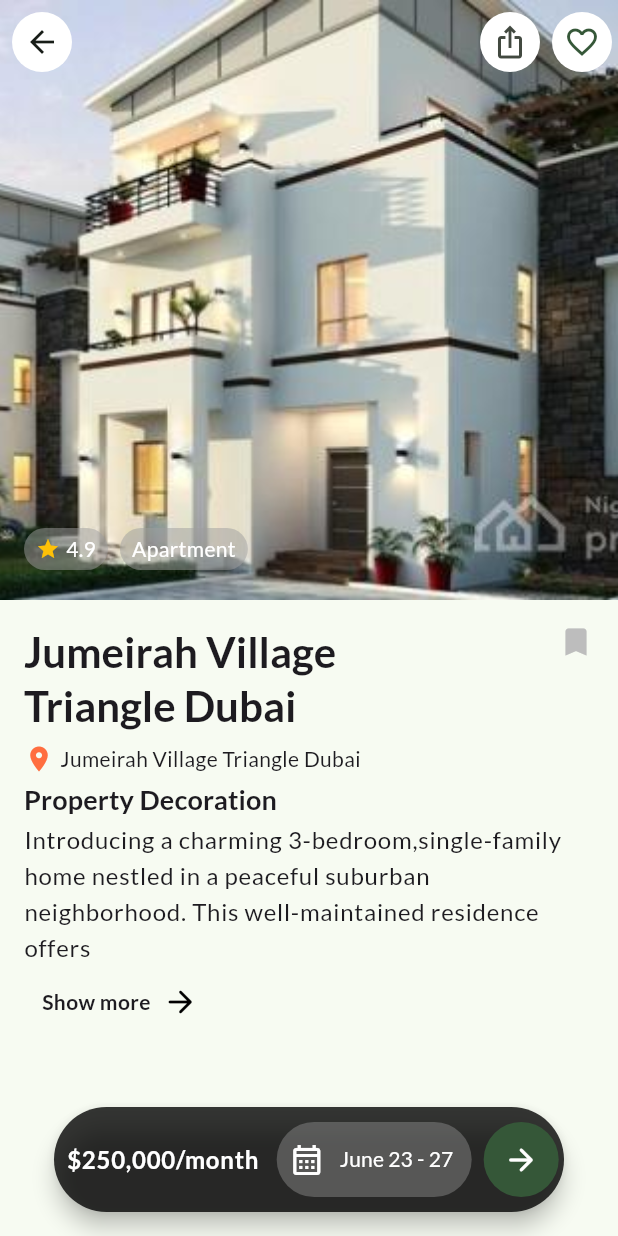
After one commit to techusman-codes/real_estate_UI, a Flutter app: the PropertyPage screen opened directly, on a phone screen of 412 x 824 dp. The commit adds this screen. Run offline on Flutter 3.47's test engine with Material 3 defaults, Android fonts, the phone set to English and light mode, and no system bars; our stand-ins replace google_fonts.

Commit message:
coplete the property_page

```diff
--- a/lib/screens/home_sreen.dart
+++ b/lib/screens/home_sreen.dart
@@ -1,6 +1,7 @@
 import 'package:flutter/material.dart';
 import 'package:real_estate_app/screens/property_card.dart';
 import 'package:real_estate_app/widgets/bottom_nav_bar.dart';
+import 'package:real_estate_app/widgets/property_page.dart';
 
 class HomePage extends StatefulWidget {
   const HomePage({super.key});
@@ -224,7 +225,18 @@ class _HomePageState extends State<HomePage> {
                           3,
                           (index) => Padding(
                             padding: EdgeInsetsGeometry.only(top: 12.0),
-                            child: PropertyCard(),
+                            child: PropertyCard(
+                              ontap: () {
+                                Navigator.push(
+                                  context,
+                                  MaterialPageRoute(
+                                    builder: (context) => PropertyPage(
+                                      image: 'assets/images/img1.jpg',
+                                    ),
+                                  ),
+                                );
+                              },
+                            ),
                           ),
                         ),
                       ],
--- a/lib/screens/property_card.dart
+++ b/lib/screens/property_card.dart
@@ -1,12 +1,14 @@
 import 'package:flutter/material.dart';
 
 class PropertyCard extends StatelessWidget {
-  const PropertyCard({super.key});
-
+  const PropertyCard({super.key, this.ontap});
+final void Function()? ontap;
   @override
   Widget build(BuildContext context) {
     final theme = Theme.of(context);
-    return Container(
+    return InkWell(
+      onTap:ontap ,
+      child: Container(
         decoration: BoxDecoration(
           color: Colors.white,
           borderRadius: BorderRadius.circular(20),
@@ -110,7 +112,11 @@ class PropertyCard extends StatelessWidget {
                   SizedBox(height: 8),
                   Row(
                     children: [
-                    Icon(Icons.location_on, color: Colors.deepOrange, size: 18),
+                      Icon(
+                        Icons.location_on,
+                        color: Colors.deepOrange,
+                        size: 18,
+                      ),
                       Text(
                         "off sixway roundabout, byepass (5.1KM)",
                         style: theme.textTheme.bodyMedium?.copyWith(
@@ -137,6 +143,7 @@ class PropertyCard extends StatelessWidget {
             ),
           ],
         ),
+      ),
     );
   }
 }
--- /dev/null
+++ b/lib/widgets/property_page.dart
@@ -0,0 +1,214 @@
+import 'package:flutter/material.dart';
+
+class PropertyPage extends StatelessWidget {
+  const PropertyPage({super.key, required this.image});
+
+  final String image;
+
+  @override
+  Widget build(BuildContext context) {
+    final theme = Theme.of(context);
+    return Scaffold(
+      body: CustomScrollView(
+        slivers: [
+          SliverAppBar(
+            expandedHeight: 400,
+            flexibleSpace: FlexibleSpaceBar(
+              background: Stack(
+                fit: StackFit.expand,
+                children: [
+                  Image.asset(image, fit: BoxFit.cover),
+                  Positioned(
+                    bottom: 20,
+                    left: 16,
+                    child: Row(
+                      children: [
+                        Container(
+                          padding: EdgeInsets.symmetric(
+                            horizontal: 8,
+                            vertical: 4,
+                          ),
+                          decoration: BoxDecoration(
+                            color: Colors.grey.withOpacity(0.5),
+                            borderRadius: BorderRadius.circular(15),
+                          ),
+                          child: Row(
+                            children: [
+                              Icon(Icons.star, size: 16, color: Colors.amber),
+                              SizedBox(width: 4),
+                              Text(
+                                "4.9",
+                                style: theme.textTheme.bodyMedium?.copyWith(
+                                  color: Colors.white,
+                                ),
+                              ),
+                            ],
+                          ),
+                        ),
+                        SizedBox(width: 8),
+                        Container(
+                          padding: EdgeInsets.symmetric(
+                            horizontal: 8,
+                            vertical: 4,
+                          ),
+                          decoration: BoxDecoration(
+                            color: Colors.grey.withOpacity(0.5),
+                            borderRadius: BorderRadius.circular(15),
+                          ),
+                          child: Row(
+                            children: [
+                              Text(
+                                "Apartment",
+                                style: theme.textTheme.bodyMedium?.copyWith(
+                                  color: Colors.white,
+                                ),
+                              ),
+                            ],
+                          ),
+                        ),
+                      ],
+                    ),
+                  ),
+                ],
+              ),
+            ),
+            leading: IconButton(
+              onPressed: () => Navigator.pop(context),
+              icon: Icon(Icons.arrow_back),
+              style: ElevatedButton.styleFrom(backgroundColor: Colors.white),
+            ),
+            actions: [
+              IconButton(
+                onPressed: () {},
+                icon: Icon(Icons.ios_share),
+                style: ElevatedButton.styleFrom(backgroundColor: Colors.white),
+              ),
+              IconButton(
+                onPressed: () => {},
+                icon: Icon(Icons.favorite_outline, color: theme.primaryColor),
+                style: ElevatedButton.styleFrom(backgroundColor: Colors.white),
+              ),
+            ],
+          ),
+          SliverToBoxAdapter(
+            child: Padding(
+              padding: const EdgeInsets.all(16.0),
+              child: Column(
+                crossAxisAlignment: CrossAxisAlignment.start,
+                children: [
+                  Row(
+                    crossAxisAlignment: CrossAxisAlignment.start,
+                    mainAxisAlignment: MainAxisAlignment.spaceBetween,
+                    children: [
+                      Text(
+                        "Jumeirah Village \nTriangle Dubai",
+                        style: theme.textTheme.headlineMedium?.copyWith(
+                          fontWeight: FontWeight.bold,
+                        ),
+                      ),
+                      Icon(Icons.bookmark, color: Colors.grey[400]!),
+                    ],
+                  ),
+                  SizedBox(height: 8),
+                  Row(
+                    children: [
+                      Icon(
+                        Icons.location_on,
+                        size: 20,
+                        color: Colors.deepOrangeAccent,
+                      ),
+                      SizedBox(width: 4),
+                      Text("Jumeirah Village Triangle Dubai"),
+                    ],
+                  ),
+                  SizedBox(height: 4),
+                  Text(
+                    'Property Decoration',
+                    style: theme.textTheme.labelLarge?.copyWith(
+                      fontWeight: FontWeight.bold,
+                      fontSize: 18,
+                    ),
+                  ),
+                  SizedBox(height: 2),
+                  Text(
+                    'Introducing a charming 3-bedroom,single-family home nestled in a peaceful suburban neighborhood. This well-maintained residence offers',
+                    style: theme.textTheme.bodyLarge,
+                  ),
+                  TextButton(
+                    onPressed: () {},
+                    child: Row(
+                      children: [
+                        Text(
+                          "Show more",
+                          style: theme.textTheme.bodyMedium?.copyWith(
+                            fontWeight: FontWeight.bold,
+                          ),
+                        ),
+                        const SizedBox(width: 8),
+
+                        const Icon(
+                          Icons.arrow_forward_rounded,
+                          size: 24,
+                          color: Colors.black,
+                        ),
+                      ],
+                    ),
+                  ),
+                ],
+              ),
+            ),
+          ),
+        ],
+      ),
+      floatingActionButton: SizedBox(
+        width: 340,
+        height: 70,
+        child: FloatingActionButton.extended(
+          onPressed: () {},
+          backgroundColor: Colors.black.withAlpha(200),
+          foregroundColor: Colors.white,
+          shape: const StadiumBorder(),
+          label: Row(
+            children: [
+              const SizedBox(width: 5),
+              Text(
+                '\$250,000/month',
+                style: theme.textTheme.bodyLarge?.copyWith(
+                  fontWeight: FontWeight.bold,
+                  color: Colors.white,
+                ),
+              ),
+              const SizedBox(width: 12),
+              Container(
+                width: 130,
+                height: 50,
+                padding: const EdgeInsets.all(8),
+                decoration: BoxDecoration(
+                  borderRadius: BorderRadius.circular(30),
+                  color: Colors.grey.withOpacity(0.4),
+                ),
+                child: const Row(
+                  children: [
+                    Icon(Icons.calendar_month_outlined),
+                    SizedBox(width: 10),
+                    Text("June 23 - 27"),
+                  ],
+                ),
+              ),
+              const SizedBox(width: 8),
+              CircleAvatar(
+                radius: 25,
+                backgroundColor: theme.primaryColor,
+                child: const Icon(
+                  Icons.arrow_forward_rounded,
+                  color: Colors.white,
+                ),
+              ),
+            ],
+          ),
+        ),
+      ),
+      floatingActionButtonLocation: FloatingActionButtonLocation.centerFloat,
+    );
+  }
+}
```
Lines whose indentation alone changed are shown as unchanged.
